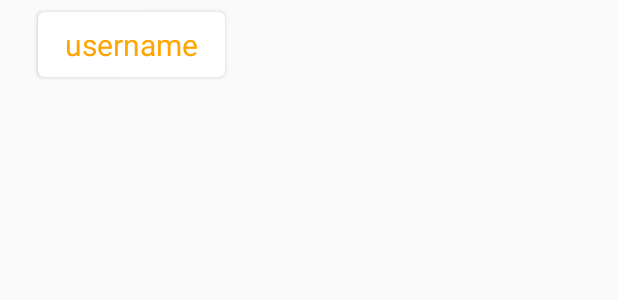
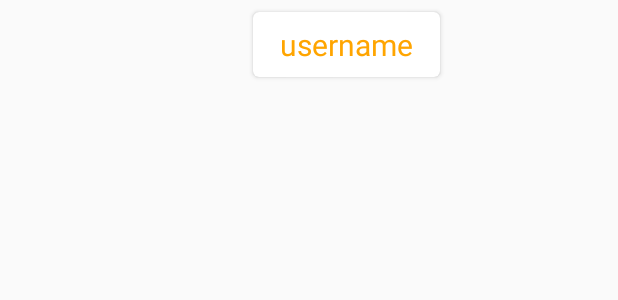
Before and after one commit to GoJamie/Musician-App, an Android app: the layout user_template.xml on its own in the app's theme, with its tools: preview values and no code run, on a phone screen of 412 x 824 dp. Shown: the top 300 px of the screen. Run offline under Robolectric (Android 15) with nearby library versions, the phone set to English and light mode, and no system bars; Roboto replaces fonts that are not available here.

```diff
--- a/app/src/main/res/layout/user_template.xml
+++ b/app/src/main/res/layout/user_template.xml
@@ -8,7 +8,8 @@
     android:layout_marginLeft="25dp"
     android:layout_marginTop="8dp"
     android:layout_marginBottom="8dp"
-    app:cardCornerRadius="4dp">
+    app:cardCornerRadius="4dp"
+    android:layout_gravity="center_horizontal">
 
     <LinearLayout xmlns:android="http://schemas.android.com/apk/res/android"
         android:layout_width="wrap_content"
```
